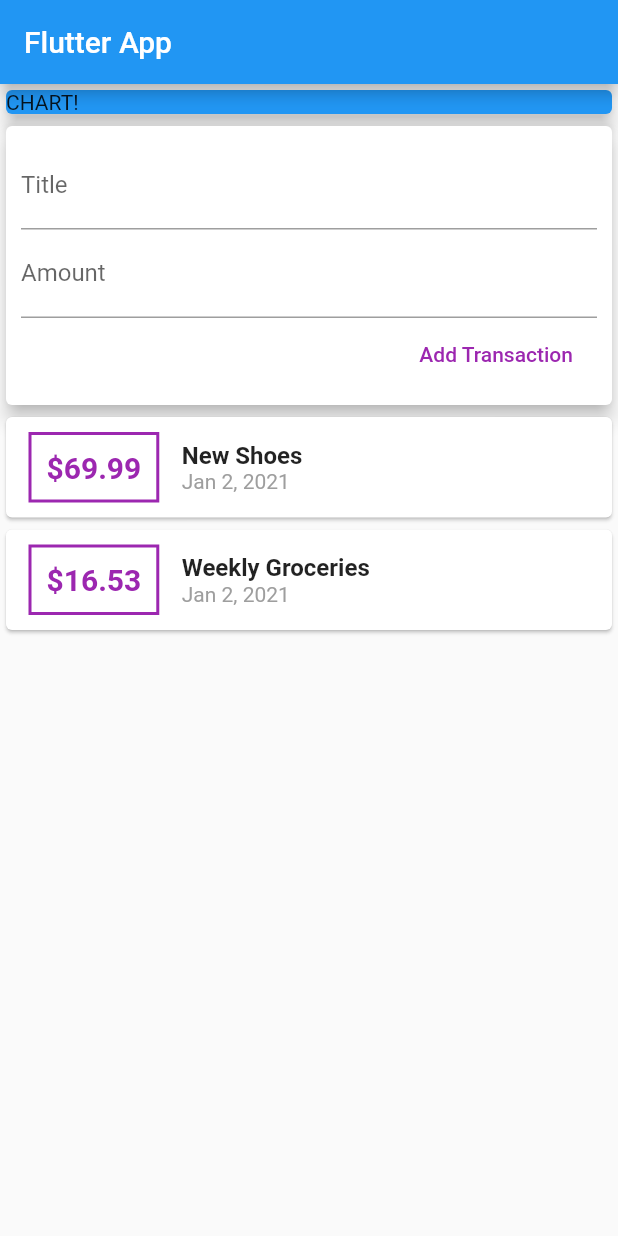
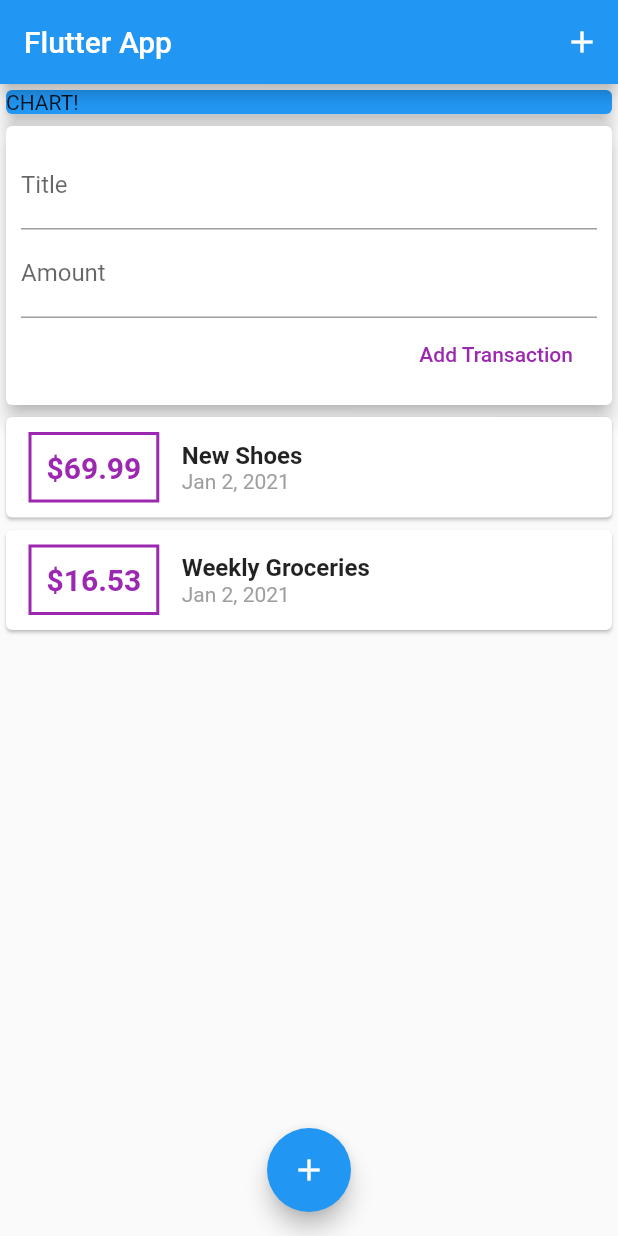
Before and after one commit to abluemer/flutter_kosten_app, a Flutter app: the screen it shows after launch, on a phone screen of 412 x 824 dp. Run offline on Flutter 3.47's test engine with Material 2 defaults, Android fonts, the phone set to English and light mode, and no system bars.

Commit message:
+buttons

```diff
--- a/lib/main.dart
+++ b/lib/main.dart
@@ -8,6 +8,7 @@ class MyApp extends StatelessWidget {
   @override
   Widget build(BuildContext context) {
     return MaterialApp(
+      debugShowCheckedModeBanner: false,
       title: 'Flutter App',
       home: MyHomePage(),
     );
@@ -20,11 +21,21 @@ class MyHomePage extends StatelessWidget {
   final titleController = TextEditingController();
   final amountController = TextEditingController();
 
+  void startAddNewTransaction(BuildContext ctx) {
+    showModalBottomSheet(context: ctx, builder: (bCtx) {});
+  }
+
   @override
   Widget build(BuildContext context) {
     return Scaffold(
       appBar: AppBar(
         title: Text('Flutter App'),
+        actions: <Widget>[
+          IconButton(
+            icon: Icon(Icons.add),
+            onPressed: () {},
+          )
+        ],
       ),
       body: SingleChildScrollView(
         child: Column(
@@ -43,6 +54,10 @@ class MyHomePage extends StatelessWidget {
           ],
         ),
       ),
+      floatingActionButtonLocation: FloatingActionButtonLocation.centerFloat,
+      floatingActionButton: FloatingActionButton(
+        child: Icon(Icons.add),
+      ),
     );
   }
 }
```
